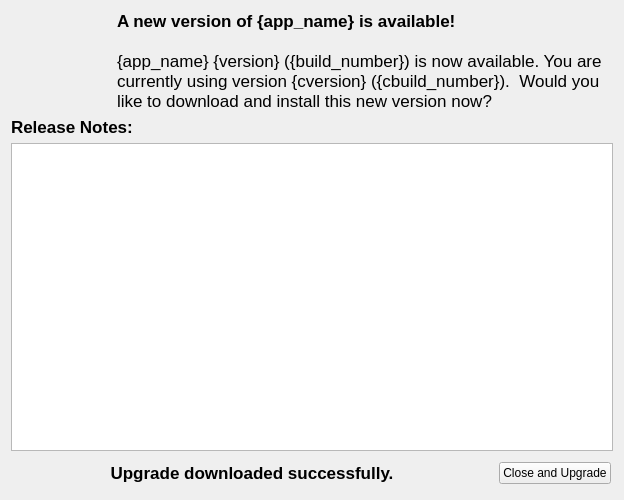
dmzgroup/dmz, file frameworks/qt/plugins/updater/UpdateDialog.ui: the form before one commit.
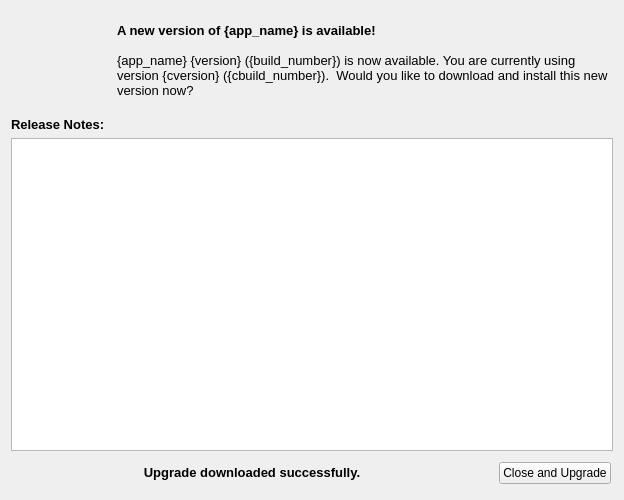
The form after the commit. The open tabs and pages were chosen to show the change.

Commit message: changed font from 13 to 10 pt

The edit to the form file:
```diff
--- a/frameworks/qt/plugins/updater/UpdateDialog.ui
+++ b/frameworks/qt/plugins/updater/UpdateDialog.ui
@@ -54,7 +54,7 @@
       <string>&lt;!DOCTYPE HTML PUBLIC &quot;-//W3C//DTD HTML 4.0//EN&quot; &quot;http://www.w3.org/TR/REC-html40/strict.dtd&quot;&gt;
 &lt;html&gt;&lt;head&gt;&lt;meta name=&quot;qrichtext&quot; content=&quot;1&quot; /&gt;&lt;style type=&quot;text/css&quot;&gt;
 p, li { white-space: pre-wrap; }
-&lt;/style&gt;&lt;/head&gt;&lt;body style=&quot; font-family:'Lucida Grande'; font-size:13pt; font-weight:400; font-style:normal;&quot;&gt;
+&lt;/style&gt;&lt;/head&gt;&lt;body style=&quot; font-family:'Lucida Grande'; font-size:10pt; font-weight:400; font-style:normal;&quot;&gt;
 &lt;p style=&quot; margin-top:0px; margin-bottom:0px; margin-left:0px; margin-right:0px; -qt-block-indent:0; text-indent:0px;&quot;&gt;&lt;span style=&quot; font-weight:600;&quot;&gt;A new version of {app_name} is available!&lt;/span&gt;&lt;/p&gt;
 &lt;p style=&quot;-qt-paragraph-type:empty; margin-top:0px; margin-bottom:0px; margin-left:0px; margin-right:0px; -qt-block-indent:0; text-indent:0px;&quot;&gt;&lt;/p&gt;
 &lt;p style=&quot; margin-top:0px; margin-bottom:0px; margin-left:0px; margin-right:0px; -qt-block-indent:0; text-indent:0px;&quot;&gt;{app_name} {version} ({build_number}) is now available. You are currently using version {cversion} ({cbuild_number}).  Would you like to download and install this new version now?&lt;/p&gt;&lt;/body&gt;&lt;/html&gt;</string>
@@ -85,7 +85,7 @@
          <string>&lt;!DOCTYPE HTML PUBLIC &quot;-//W3C//DTD HTML 4.0//EN&quot; &quot;http://www.w3.org/TR/REC-html40/strict.dtd&quot;&gt;
 &lt;html&gt;&lt;head&gt;&lt;meta name=&quot;qrichtext&quot; content=&quot;1&quot; /&gt;&lt;style type=&quot;text/css&quot;&gt;
 p, li { white-space: pre-wrap; }
-&lt;/style&gt;&lt;/head&gt;&lt;body style=&quot; font-family:'Lucida Grande'; font-size:13pt; font-weight:400; font-style:normal;&quot;&gt;
+&lt;/style&gt;&lt;/head&gt;&lt;body style=&quot; font-family:'Lucida Grande'; font-size:10pt; font-weight:400; font-style:normal;&quot;&gt;
 &lt;p style=&quot; margin-top:0px; margin-bottom:0px; margin-left:0px; margin-right:0px; -qt-block-indent:0; text-indent:0px;&quot;&gt;&lt;span style=&quot; font-weight:600;&quot;&gt;Release Notes:&lt;/span&gt;&lt;/p&gt;&lt;/body&gt;&lt;/html&gt;</string>
         </property>
        </widget>
@@ -242,7 +242,7 @@
           <string>&lt;!DOCTYPE HTML PUBLIC &quot;-//W3C//DTD HTML 4.0//EN&quot; &quot;http://www.w3.org/TR/REC-html40/strict.dtd&quot;&gt;
 &lt;html&gt;&lt;head&gt;&lt;meta name=&quot;qrichtext&quot; content=&quot;1&quot; /&gt;&lt;style type=&quot;text/css&quot;&gt;
 p, li { white-space: pre-wrap; }
-&lt;/style&gt;&lt;/head&gt;&lt;body style=&quot; font-family:'Lucida Grande'; font-size:13pt; font-weight:400; font-style:normal;&quot;&gt;
+&lt;/style&gt;&lt;/head&gt;&lt;body style=&quot; font-family:'Lucida Grande'; font-size:10pt; font-weight:400; font-style:normal;&quot;&gt;
 &lt;p style=&quot; margin-top:0px; margin-bottom:0px; margin-left:0px; margin-right:0px; -qt-block-indent:0; text-indent:0px;&quot;&gt;&lt;span style=&quot; font-weight:600;&quot;&gt;Upgrade downloaded successfully.&lt;/span&gt;&lt;/p&gt;&lt;/body&gt;&lt;/html&gt;</string>
          </property>
          <property name="alignment">
```
